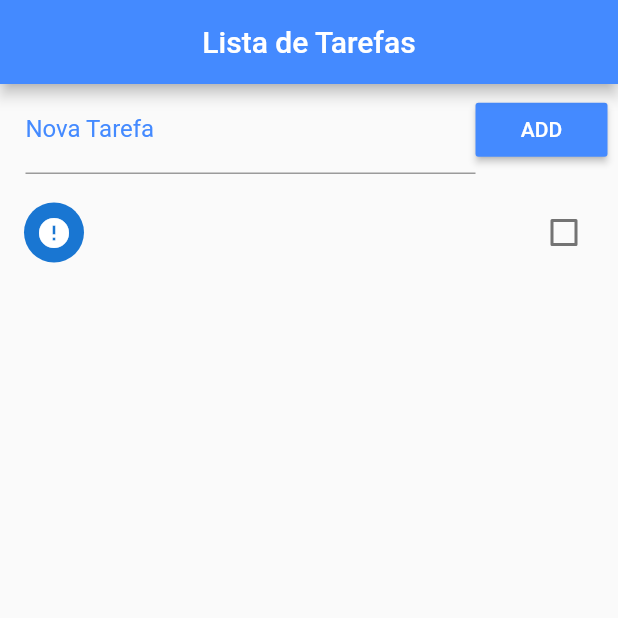
After one commit to DenersonHenrique/task_list, a Flutter app: the screen it shows after launch, after a tap on "ADD", on a phone screen of 412 x 824 dp, the top half of it. The commit adds this screen. Run offline on Flutter 3.47's test engine with Material 2 defaults, Android fonts, the phone set to English and light mode, and no system bars.

Commit message:
[master] - Create Home Page and list item widget.

```diff
--- /dev/null
+++ b/lib/pages/home_page.dart
@@ -0,0 +1,135 @@
+import 'dart:io';
+import 'dart:convert';
+import 'package:flutter/material.dart';
+import 'package:path_provider/path_provider.dart';
+import 'package:task_list/pages/widgets/list_item_widget.dart';
+
+class Home extends StatefulWidget {
+  @override
+  _HomeState createState() => _HomeState();
+}
+
+class _HomeState extends State<Home> {
+  final _toDoController = TextEditingController();
+  List _toDoList = [];
+
+  @override
+  void initState() {
+    // Read data of file.
+    super.initState();
+    _readData().then((data) {
+      setState(() {
+        _toDoList = json.decode(data);
+      });
+    });
+  }
+
+  @override
+  Widget build(BuildContext context) {
+    return Scaffold(
+      appBar: AppBar(
+        title: Text('Lista de Tarefas'),
+        backgroundColor: Colors.blueAccent,
+        centerTitle: true,
+      ),
+      body: Column(
+        children: <Widget>[
+          Container(
+            padding: EdgeInsets.fromLTRB(17.0, 1.0, 7.0, 1.0),
+            child: Row(
+              children: <Widget>[
+                Expanded(
+                  child: TextField(
+                    //Input to new task.
+                    controller: _toDoController,
+                    decoration: InputDecoration(
+                        labelText: 'Nova Tarefa',
+                        labelStyle: TextStyle(color: Colors.blueAccent)),
+                  ),
+                ),
+                RaisedButton(
+                  //Botton to add item.
+                  color: Colors.blueAccent,
+                  child: Text('ADD'),
+                  textColor: Colors.white,
+                  onPressed: _addToDo,
+                ),
+              ],
+            ),
+          ),
+          Expanded(
+            // Refresh list.
+            child: RefreshIndicator(
+              onRefresh: _refresh,
+              child: ListItemWidget(_toDoList, _removeToDo, _saveData),
+            ),
+          ),
+        ],
+      ),
+    );
+  }
+
+  // Get file save in directory of aplication.
+  Future<File> _getFile() async {
+    final directory =
+        await getApplicationDocumentsDirectory(); // Get directory where file save.
+    return File('${directory.path}/data.json'); // Return path of file.
+  }
+
+  // Save data
+  Future<File> _saveData() async {
+    String data =
+        json.encode(_toDoList); // Reading list and convert in JSON format.
+    final file = await _getFile();
+    return file.writeAsString(data); // Write data in file.
+  }
+
+  // Read file data.
+  Future<String> _readData() async {
+    try {
+      final file = await _getFile(); // Get file.
+      return file.readAsString(); // Read data.
+    } catch (e) {
+      return null;
+    }
+  }
+
+  // Add list item.
+  void _addToDo() {
+    setState(() {
+      Map<String, dynamic> newToDo = Map();
+      newToDo['title'] =
+          _toDoController.text; // Get text input and add in list.
+      _toDoController.text = '';
+      newToDo['ok'] = false; // Default false to checkbox.
+      _toDoList.add(newToDo);
+      _saveData(); // Save data in file.
+    });
+  }
+
+  // Remove list item.
+  void _removeToDo(int index) {
+    setState(() {
+      _toDoList.removeAt(index);
+      _saveData();
+    });
+  }
+
+  // Refresh list order
+  Future<Null> _refresh() async {
+    await Future.delayed(Duration(seconds: 1)); // Delay of one second.
+    setState(() {
+      //Screen status update.
+      _toDoList.sort((itemA, itemB) {
+        if (itemA['ok'] && !itemB['ok'])
+          return 1;
+        else if (!itemA['ok'] && itemB['ok'])
+          return -1;
+        else
+          return 0;
+      });
+      _saveData();
+    });
+    return null;
+  }
+}
--- /dev/null
+++ b/lib/pages/widgets/list_item_widget.dart
@@ -0,0 +1,80 @@
+import 'package:flutter/material.dart';
+
+class ListItemWidget extends StatefulWidget {
+  final toDoList;
+  final void Function(int index) removeTask;
+  final void Function() saveData;
+  // Constructor
+  ListItemWidget(this.toDoList, this.removeTask, this.saveData);
+
+  @override
+  _ListItemWidgetState createState() => _ListItemWidgetState();
+}
+
+class _ListItemWidgetState extends State<ListItemWidget> {
+  Map<String, dynamic> _lastRemoved; // Last item Removed
+  int _lastRemovedPos; // Index last removed index.
+
+  @override
+  Widget build(BuildContext context) {
+    return ListView.builder(
+      padding: EdgeInsets.only(top: 10.0),
+      itemCount: widget.toDoList.length,
+      itemBuilder: (context, index) {
+        return Dismissible(
+          key: Key(DateTime.now().millisecondsSinceEpoch.toString()),
+          // Move item to delete.
+          background: Container(
+            color: Colors.red,
+            child: Align(
+              alignment: Alignment(-0.9, 0.0),
+              child: Icon(Icons.delete, color: Colors.white),
+            ),
+          ),
+          direction: DismissDirection.startToEnd,
+          child: CheckboxListTile(
+            title: Text(widget.toDoList[index]['title']),
+            value: widget.toDoList[index]['ok'],
+            secondary: CircleAvatar(
+              child: Icon(
+                  widget.toDoList[index]['ok'] ? Icons.check : Icons.error),
+            ),
+            onChanged: (check) {
+              setState(() {
+                // Update status of checkbox.
+                widget.toDoList[index]['ok'] = check;
+                widget.saveData(); // Save data in file.
+              });
+            },
+          ),
+          onDismissed: (direction) {
+            setState(() {
+              _lastRemoved =
+                  Map.from(widget.toDoList[index]); // Duplicate item.
+              _lastRemovedPos = index;
+              widget.removeTask(index);
+              // Create SnackBar
+              final snack = SnackBar(
+                content: Text('Tarefa ${_lastRemoved["title"]} removida!'),
+                action: SnackBarAction(
+                    label: 'Desfazer',
+                    onPressed: () {
+                      setState(() {
+                        // Screen status update.
+                        widget.toDoList.insert(_lastRemovedPos,
+                            _lastRemoved); // Insert last item removed of list.
+                        widget.saveData();
+                      });
+                    }),
+                duration: Duration(seconds: 3),
+              );
+              Scaffold.of(context)
+                  .removeCurrentSnackBar(); // Remove snackbar activated.
+              Scaffold.of(context).showSnackBar(snack);
+            });
+          },
+        );
+      },
+    );
+  }
+}
--- a/pubspec.yaml
+++ b/pubspec.yaml
@@ -23,7 +23,7 @@ dependencies:
   # The following adds the Cupertino Icons font to your application.
   # Use with the CupertinoIcons class for iOS style icons.
   cupertino_icons: ^0.1.2
-  path_provider: "^1.0.0"
+  path_provider: "^1.1.0"
 
 dev_dependencies:
   flutter_test:
```
Also changed, not shown: lib/main.dart (+5 -179 lines), LICENSE.txt, pubspec.lock, 3 other files.
